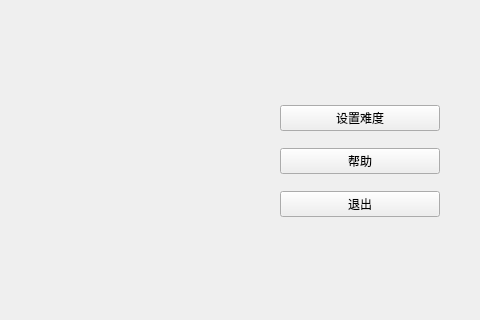
denllx/intelligent-jigsaw, file welcome.ui: the form before one commit; both pictures show x 370 to 850 and y 256 to 576 of the 850 by 700 pixel window.
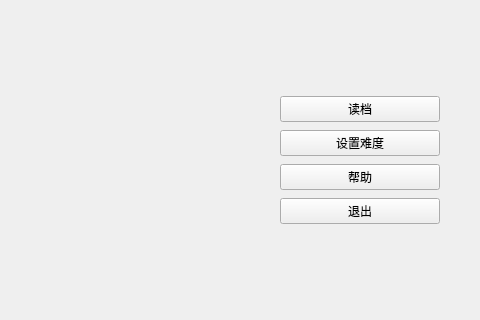
The form after the commit. Icons and pictures are not drawn.

Commit message: 存档读档，多线程播放隐喻

Patch:
```diff
--- a/welcome.ui
+++ b/welcome.ui
@@ -28,6 +28,13 @@
     </rect>
    </property>
    <layout class="QVBoxLayout" name="verticalLayout">
+    <item>
+     <widget class="QPushButton" name="loadgame">
+      <property name="text">
+       <string>读档</string>
+      </property>
+     </widget>
+    </item>
     <item>
      <widget class="QPushButton" name="btnSetlevel">
       <property name="text">
```
The commit also changes 24 other files.
